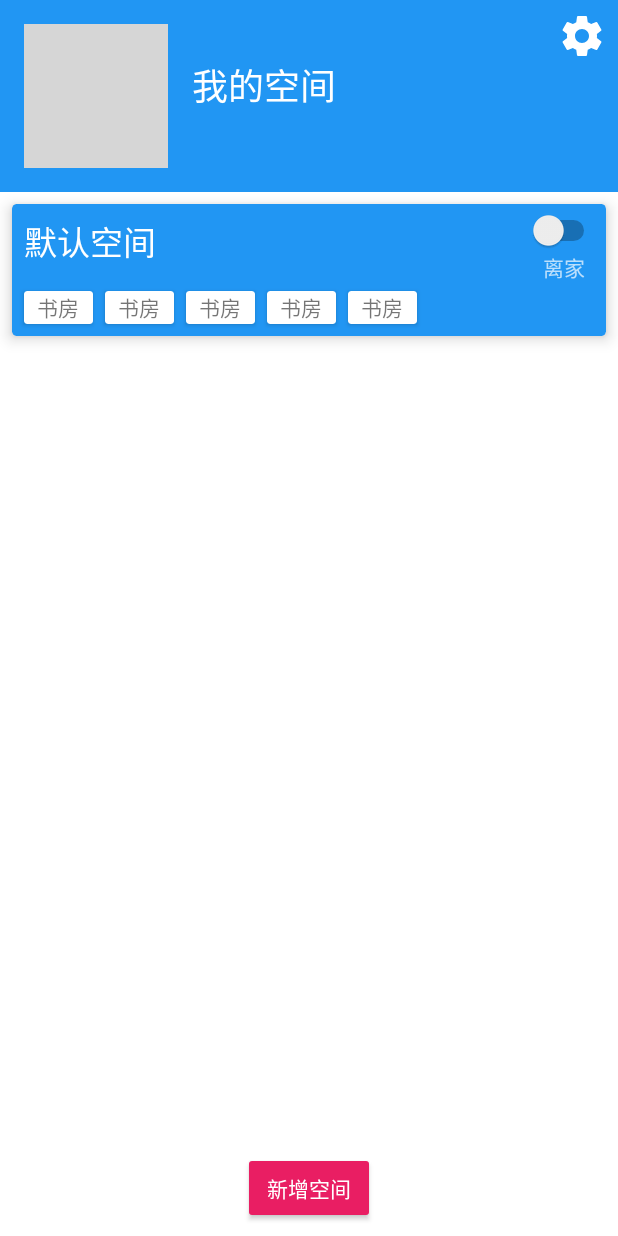
After one commit to huahuasmaster/IOTDemo, an Android app: the layout side_menu.xml on its own in the app's theme, with its tools: preview values and no code run, on a phone screen of 412 x 824 dp. The commit adds this screen. Run offline under Robolectric (Android 15) with nearby library versions, the phone set to English and light mode, and no system bars; grey boxes are pictures that could not be loaded.

Commit message:
新增侧滑菜单

```diff
--- a/app/build.gradle
+++ b/app/build.gradle
@@ -36,6 +36,9 @@ dependencies {
     compile 'com.flyco.tablayout:FlycoTabLayout_Lib:1.5.0@aar'
     compile 'com.android.support.constraint:constraint-layout:1.0.2'
     compile 'com.android.support:design:24.2.1'
+    compile 'de.hdodenhof:circleimageview:2.1.0'
+    compile 'org.litepal.android:core:1.5.1'
+    compile 'com.android.support:cardview-v7:24.2.1'
     testCompile 'junit:junit:4.12'
     apt 'com.jakewharton:butterknife-compiler:8.2.1'
 }
--- a/app/src/main/java/administrator/ui/SmartConfigActivity.java
+++ b/app/src/main/java/administrator/ui/SmartConfigActivity.java
@@ -145,7 +145,6 @@ public class SmartConfigActivity extends Activity implements View.OnClickListene
         mIsSsidHiddenCB = (CheckBox)findViewById(R.id.esptouch_isSsidHidden);
         mDeletePasswordBtn = (Button)findViewById(R.id.esptouch_delete_pwd);
         mConfirmBtn = (Button)findViewById(R.id.esptouch_confirm);
-
         mShowPasswordCB.setOnCheckedChangeListener(this);
         mDeletePasswordBtn.setOnClickListener(this);
         mConfirmBtn.setOnClickListener(this);
--- /dev/null
+++ b/app/src/main/res/drawable/ic_settings_white_24dp.xml
@@ -0,0 +1,9 @@
+<vector xmlns:android="http://schemas.android.com/apk/res/android"
+        android:width="24dp"
+        android:height="24dp"
+        android:viewportWidth="24.0"
+        android:viewportHeight="24.0">
+    <path
+        android:fillColor="#FFFFFF"
+        android:pathData="M19.43,12.98c0.04,-0.32 0.07,-0.64 0.07,-0.98s-0.03,-0.66 -0.07,-0.98l2.11,-1.65c0.19,-0.15 0.24,-0.42 0.12,-0.64l-2,-3.46c-0.12,-0.22 -0.39,-0.3 -0.61,-0.22l-2.49,1c-0.52,-0.4 -1.08,-0.73 -1.69,-0.98l-0.38,-2.65C14.46,2.18 14.25,2 14,2h-4c-0.25,0 -0.46,0.18 -0.49,0.42l-0.38,2.65c-0.61,0.25 -1.17,0.59 -1.69,0.98l-2.49,-1c-0.23,-0.09 -0.49,0 -0.61,0.22l-2,3.46c-0.13,0.22 -0.07,0.49 0.12,0.64l2.11,1.65c-0.04,0.32 -0.07,0.65 -0.07,0.98s0.03,0.66 0.07,0.98l-2.11,1.65c-0.19,0.15 -0.24,0.42 -0.12,0.64l2,3.46c0.12,0.22 0.39,0.3 0.61,0.22l2.49,-1c0.52,0.4 1.08,0.73 1.69,0.98l0.38,2.65c0.03,0.24 0.24,0.42 0.49,0.42h4c0.25,0 0.46,-0.18 0.49,-0.42l0.38,-2.65c0.61,-0.25 1.17,-0.59 1.69,-0.98l2.49,1c0.23,0.09 0.49,0 0.61,-0.22l2,-3.46c0.12,-0.22 0.07,-0.49 -0.12,-0.64l-2.11,-1.65zM12,15.5c-1.93,0 -3.5,-1.57 -3.5,-3.5s1.57,-3.5 3.5,-3.5 3.5,1.57 3.5,3.5 -1.57,3.5 -3.5,3.5z"/>
+</vector>
--- /dev/null
+++ b/app/src/main/res/layout/room_item.xml
@@ -0,0 +1,14 @@
+<android.support.v7.widget.CardView xmlns:android="http://schemas.android.com/apk/res/android"
+    android:layout_height="22dp"
+    android:layout_width="46dp"
+    xmlns:tools="http://schemas.android.com/tools"
+    android:background="@color/bgGray"
+    android:layout_margin="4dp"
+    >
+    <TextView
+        android:layout_width="wrap_content"
+        android:layout_height="wrap_content"
+        android:layout_gravity="center"
+        android:id="@+id/room_name"
+        android:text="书房"/>
+</android.support.v7.widget.CardView>
--- /dev/null
+++ b/app/src/main/res/layout/side_menu.xml
@@ -0,0 +1,94 @@
+<android.support.constraint.ConstraintLayout xmlns:app="http://schemas.android.com/apk/res-auto"
+    xmlns:tools="http://schemas.android.com/tools"
+    android:layout_width="match_parent"
+    android:layout_height="match_parent"
+    xmlns:android="http://schemas.android.com/apk/res/android"
+    android:background="@color/pureWhite">
+    <TextView
+        android:layout_width="0dp"
+        android:layout_height="128dp"
+        app:layout_constraintRight_toRightOf="parent"
+        app:layout_constraintLeft_toLeftOf="parent"
+        app:layout_constraintTop_toTopOf="parent"
+        android:gravity="center"
+        android:textSize="24sp"
+        android:textColor="@color/pureWhite"
+        android:background="@color/colorPrimary"
+        android:id="@+id/textView4"
+        app:layout_constraintHorizontal_bias="0.0" />
+    <de.hdodenhof.circleimageview.CircleImageView
+        android:layout_width="wrap_content"
+        android:layout_height="wrap_content"
+        android:src="@mipmap/doge"
+        app:layout_constraintTop_toTopOf="parent"
+        android:layout_marginTop="8dp"
+        app:layout_constraintBottom_toBottomOf="@+id/textView4"
+        android:layout_marginBottom="8dp"
+        app:layout_constraintLeft_toLeftOf="parent"
+        android:layout_marginStart="16dp"
+        android:id="@+id/circleImageView" />
+
+    <ImageView
+        android:layout_width="32dp"
+        android:layout_height="32dp"
+        android:src="@drawable/ic_settings_white_24dp"
+        app:layout_constraintTop_toTopOf="parent"
+        android:layout_marginTop="8dp"
+        app:layout_constraintRight_toRightOf="parent"
+        android:layout_marginEnd="8dp" />
+
+    <!--<android.support.v7.widget.RecyclerView-->
+        <!--android:layout_width="0dp"-->
+        <!--android:layout_height="0dp"-->
+        <!--android:layout_marginLeft="8dp"-->
+        <!--app:layout_constraintLeft_toLeftOf="parent"-->
+        <!--android:layout_marginRight="8dp"-->
+        <!--app:layout_constraintRight_toRightOf="parent"-->
+        <!--app:layout_constraintBottom_toBottomOf="parent"-->
+        <!--android:layout_marginBottom="8dp"-->
+        <!--android:layout_marginTop="8dp"-->
+        <!--app:layout_constraintTop_toBottomOf="@+id/textView4" />-->
+    <include
+        layout="@layout/space_item"
+        android:layout_width="0dp"
+        android:layout_height="88dp"
+        android:layout_marginLeft="8dp"
+        android:layout_marginRight="8dp"
+        android:layout_marginTop="8dp"
+        app:layout_constraintHorizontal_bias="0.0"
+        app:layout_constraintLeft_toLeftOf="parent"
+        app:layout_constraintRight_toRightOf="parent"
+        app:layout_constraintTop_toBottomOf="@+id/textView4" />
+
+    <Button
+        android:id="@+id/button3"
+        style="@style/Widget.AppCompat.Button.Colored"
+        android:layout_width="wrap_content"
+        android:layout_height="wrap_content"
+        android:layout_marginBottom="8dp"
+        android:layout_marginLeft="8dp"
+
+        android:layout_marginRight="8dp"
+        android:text="@string/add_space"
+        android:textColor="@color/pureWhite"
+        app:layout_constraintBottom_toBottomOf="parent"
+        app:layout_constraintLeft_toLeftOf="parent"
+        app:layout_constraintRight_toRightOf="parent" />
+
+    <TextView
+        android:id="@+id/textView5"
+        android:layout_width="wrap_content"
+        android:layout_height="wrap_content"
+        android:text="@string/my_space"
+        android:textColor="@color/pureWhite"
+        android:textSize="24sp"
+        app:layout_constraintLeft_toRightOf="@+id/circleImageView"
+        android:layout_marginLeft="16dp"
+        app:layout_constraintTop_toTopOf="@+id/circleImageView"
+        android:layout_marginTop="8dp"
+        app:layout_constraintBottom_toBottomOf="@+id/circleImageView"
+        android:layout_marginBottom="8dp"
+        app:layout_constraintVertical_bias="0.33999997" />
+
+
+</android.support.constraint.ConstraintLayout>
--- /dev/null
+++ b/app/src/main/res/layout/space_item.xml
@@ -0,0 +1,103 @@
+
+<android.support.v7.widget.CardView xmlns:android="http://schemas.android.com/apk/res/android"
+    xmlns:app="http://schemas.android.com/apk/res-auto"
+    xmlns:tools="http://schemas.android.com/tools"
+    android:id="@+id/cardView"
+    app:cardBackgroundColor="@color/cardViewBG"
+    app:cardCornerRadius="3dp"
+    android:layout_width="match_parent"
+    android:background="?android:attr/selectableItemBackground"
+    app:cardElevation="6dp"
+    android:clickable="true"
+    android:layout_height="88dp">
+
+    <android.support.constraint.ConstraintLayout
+        android:layout_width="match_parent"
+        android:layout_height="match_parent">
+
+        <Switch
+            android:id="@+id/switch1"
+            android:layout_width="wrap_content"
+            android:layout_height="wrap_content"
+            android:layout_marginEnd="4dp"
+            android:layout_marginRight="4dp"
+            android:layout_marginTop="4dp"
+            android:textColor="@color/pureWhite"
+            app:layout_constraintRight_toRightOf="parent"
+            app:layout_constraintTop_toTopOf="parent" />
+
+
+        <TextView
+            android:id="@+id/space_name"
+            android:layout_width="wrap_content"
+            android:layout_height="wrap_content"
+            android:layout_marginLeft="8dp"
+            android:layout_marginStart="8dp"
+            android:layout_marginTop="8dp"
+            android:text="@string/defaultSpace"
+            android:textColor="@color/pureWhite"
+            android:textSize="22sp"
+            app:layout_constraintLeft_toLeftOf="parent"
+            app:layout_constraintTop_toTopOf="parent" />
+
+        <TextView
+            android:id="@+id/TaH"
+            android:layout_width="wrap_content"
+            android:layout_height="wrap_content"
+            android:layout_marginLeft="8dp"
+            android:layout_marginStart="8dp"
+            android:textColor="@color/pureWhite"
+            android:textSize="19sp"
+            app:layout_constraintBottom_toBottomOf="@+id/space_name"
+            app:layout_constraintLeft_toRightOf="@+id/space_name"
+            tools:text="30℃|30%" />
+
+        <TextView
+            android:id="@+id/textView6"
+            android:layout_width="wrap_content"
+            android:layout_height="wrap_content"
+            android:layout_marginEnd="8dp"
+            android:layout_marginLeft="8dp"
+            android:layout_marginRight="8dp"
+            android:layout_marginStart="8dp"
+            android:alpha="0.7"
+            android:text="@string/leaveHome"
+            android:textColor="@color/pureWhite"
+            android:textSize="14sp"
+            app:layout_constraintLeft_toLeftOf="@+id/switch1"
+            app:layout_constraintRight_toRightOf="@+id/switch1"
+            app:layout_constraintTop_toBottomOf="@+id/switch1" />
+
+
+        <!--<android.support.v7.widget.RecyclerView-->
+            <!--android:id="@+id/rooms"-->
+            <!--android:layout_width="0dp"-->
+            <!--android:layout_height="wrap_content"-->
+            <!--android:layout_marginBottom="4dp"-->
+            <!--android:layout_marginLeft="4dp"-->
+            <!--android:layout_marginRight="4dp"-->
+            <!--app:layout_constraintBottom_toBottomOf="parent"-->
+            <!--app:layout_constraintHorizontal_bias="0.0"-->
+            <!--app:layout_constraintLeft_toLeftOf="parent"-->
+            <!--app:layout_constraintRight_toRightOf="parent" />-->
+        <LinearLayout
+            android:layout_width="0dp"
+            android:layout_height="wrap_content"
+            android:layout_marginBottom="4dp"
+            android:layout_marginLeft="4dp"
+            android:layout_marginRight="8dp"
+            android:orientation="horizontal"
+            app:layout_constraintBottom_toBottomOf="parent"
+            app:layout_constraintLeft_toLeftOf="parent"
+            app:layout_constraintRight_toRightOf="parent"
+            android:layout_marginStart="4dp"
+            android:layout_marginEnd="8dp">
+
+            <include layout="@layout/room_item"/>
+            <include layout="@layout/room_item"/>
+            <include layout="@layout/room_item"/>
+            <include layout="@layout/room_item"/>
+            <include layout="@layout/room_item"/>
+        </LinearLayout>
+    </android.support.constraint.ConstraintLayout>
+</android.support.v7.widget.CardView>
--- a/app/src/main/res/values/colors.xml
+++ b/app/src/main/res/values/colors.xml
@@ -2,8 +2,11 @@
 <resources>
     <color name="colorPrimary">#2196F3</color>
     <color name="colorPrimaryDark">#1976D2</color>
-    <color name="colorAccent">#90CAF9</color>
+    <color name="colorAccent">#E91E63</color>
     <color name="unclickableText">#7e7979</color>
+    <color name="pureWhite">#FFF</color>
+    <color name="cardViewBG">#2196f3</color>
+    <color name="bgGray">#DFDFDF</color>
     <!-- QRCode scanner color begin -->
     <color name="viewfinder_mask">#60000000</color>
     <color name="result_view">#B0000000</color>
--- a/app/src/main/res/values/strings.xml
+++ b/app/src/main/res/values/strings.xml
@@ -32,5 +32,10 @@
     <string name="esp_esptouch_result_over">配置结束，因当前连接的WIFI与配置的WIFI不同，无法收到反馈，请自行检查结果。</string>
     <string name="esp_esptouch_result_cancel">取消配置</string>
     <string name="start_config">开始配置</string>
+    <string name="space_edit">空间管理</string>
+    <string name="my_space">我的空间</string>
+    <string name="defaultSpace">默认空间</string>
+    <string name="leaveHome">离家</string>
+    <string name="add_space">新增空间</string>
     <!--smartConfig end-->
 </resources>
```
Also changed, not shown: app/src/main/AndroidManifest.xml (+16 -15 lines), app/src/main/assets/litepal.xml (added, +8 -0 lines), app/src/main/java/administrator/adapters/RoomLabelsAdapter.java (added, +52 -0 lines), app/src/main/java/administrator/adapters/SpaceCardAdapter.java (added, +26 -0 lines), app/src/main/java/administrator/entity/Space.java (added, +74 -0 lines), app/src/main/java/administrator/enums/SpaceStatusEnum.java (added, +61 -0 lines), app/src/main/java/administrator/ui/ResourceFragment.java (+36 -33 lines), app/src/main/res/layout/fragment_resource.xml (+14 -1 lines).
